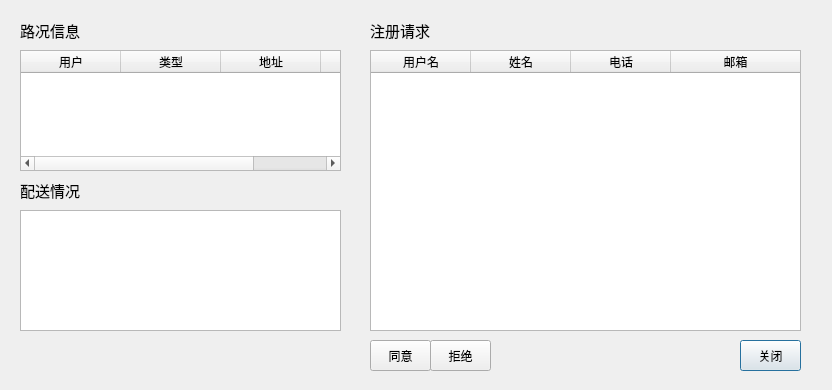
Old version of the form server/messagedlg.ui in the repository SJunTer/QExpress.
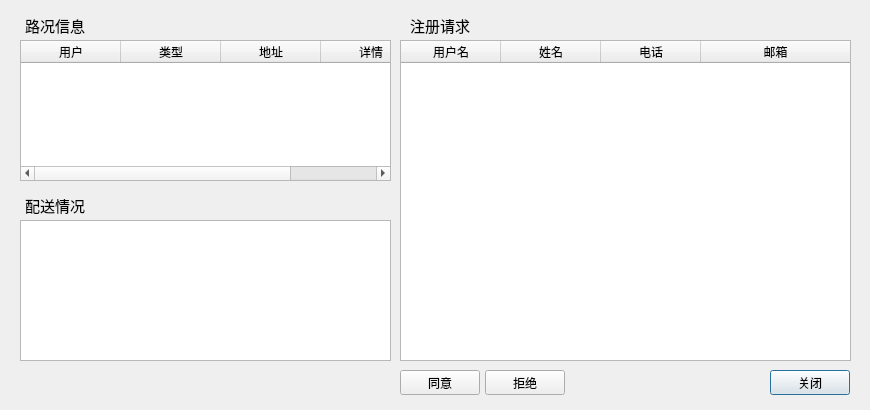
New version of the form.

What changed in the file:
```diff
--- a/server/messagedlg.ui
+++ b/server/messagedlg.ui
@@ -6,18 +6,30 @@
    <rect>
     <x>0</x>
     <y>0</y>
-    <width>832</width>
-    <height>390</height>
+    <width>870</width>
+    <height>410</height>
    </rect>
   </property>
+  <property name="minimumSize">
+   <size>
+    <width>870</width>
+    <height>410</height>
+   </size>
+  </property>
+  <property name="maximumSize">
+   <size>
+    <width>870</width>
+    <height>410</height>
+   </size>
+  </property>
   <property name="windowTitle">
    <string>客户端消息</string>
   </property>
   <widget class="QLabel" name="label">
    <property name="geometry">
     <rect>
-     <x>370</x>
-     <y>20</y>
+     <x>410</x>
+     <y>15</y>
      <width>80</width>
      <height>20</height>
     </rect>
@@ -34,8 +46,8 @@
   <widget class="QLabel" name="label_2">
    <property name="geometry">
     <rect>
-     <x>20</x>
-     <y>20</y>
+     <x>25</x>
+     <y>15</y>
      <width>80</width>
      <height>20</height>
     </rect>
@@ -52,8 +64,8 @@
   <widget class="QLabel" name="label_3">
    <property name="geometry">
     <rect>
-     <x>20</x>
-     <y>180</y>
+     <x>25</x>
+     <y>195</y>
      <width>80</width>
      <height>20</height>
     </rect>
@@ -70,10 +82,10 @@
   <widget class="QTableWidget" name="RegTable">
    <property name="geometry">
     <rect>
-     <x>370</x>
-     <y>50</y>
-     <width>431</width>
-     <height>281</height>
+     <x>400</x>
+     <y>40</y>
+     <width>451</width>
+     <height>321</height>
     </rect>
    </property>
    <property name="frameShadow">
@@ -122,9 +134,9 @@
    <property name="geometry">
     <rect>
      <x>20</x>
-     <y>50</y>
-     <width>321</width>
-     <height>121</height>
+     <y>40</y>
+     <width>371</width>
+     <height>141</height>
     </rect>
    </property>
    <attribute name="horizontalHeaderMinimumSectionSize">
@@ -163,10 +175,10 @@
   <widget class="QPushButton" name="pushButton">
    <property name="geometry">
     <rect>
-     <x>740</x>
-     <y>340</y>
-     <width>61</width>
-     <height>31</height>
+     <x>770</x>
+     <y>370</y>
+     <width>80</width>
+     <height>25</height>
     </rect>
    </property>
    <property name="text">
@@ -177,19 +189,19 @@
    <property name="geometry">
     <rect>
      <x>20</x>
-     <y>210</y>
-     <width>321</width>
-     <height>121</height>
+     <y>220</y>
+     <width>371</width>
+     <height>141</height>
     </rect>
    </property>
   </widget>
   <widget class="QPushButton" name="acceptBtn">
    <property name="geometry">
     <rect>
-     <x>370</x>
-     <y>340</y>
-     <width>61</width>
-     <height>31</height>
+     <x>400</x>
+     <y>370</y>
+     <width>80</width>
+     <height>25</height>
     </rect>
    </property>
    <property name="text">
@@ -199,10 +211,10 @@
   <widget class="QPushButton" name="rejectBtn">
    <property name="geometry">
     <rect>
-     <x>430</x>
-     <y>340</y>
-     <width>61</width>
-     <height>31</height>
+     <x>485</x>
+     <y>370</y>
+     <width>80</width>
+     <height>25</height>
     </rect>
    </property>
    <property name="text">
```
